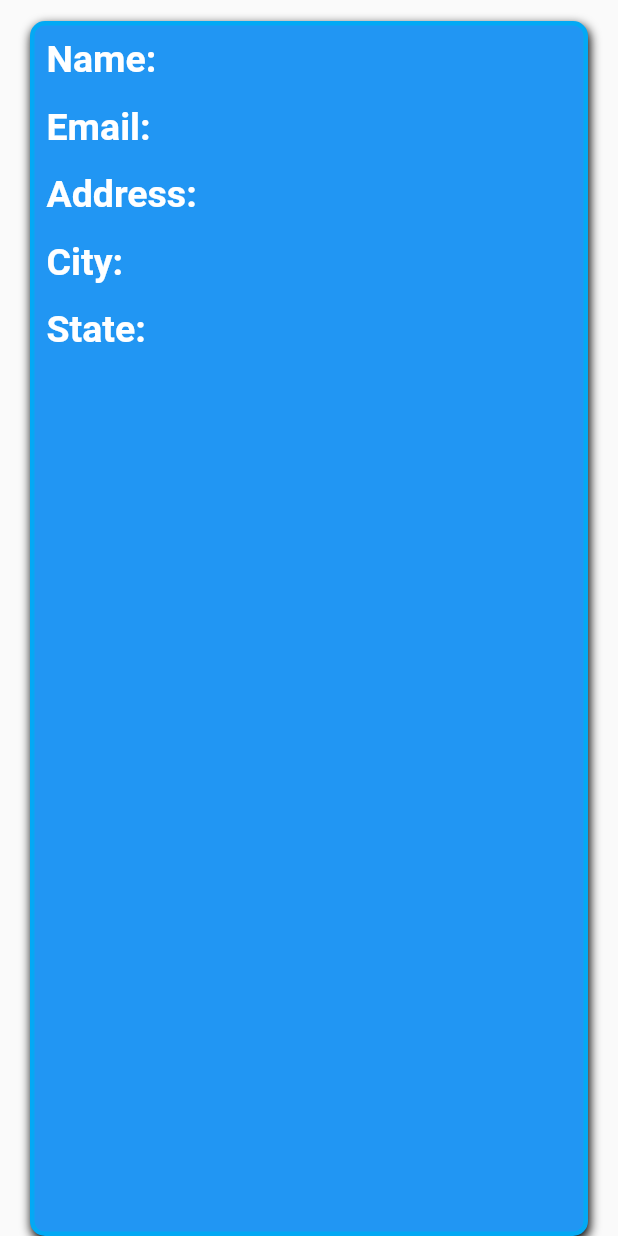
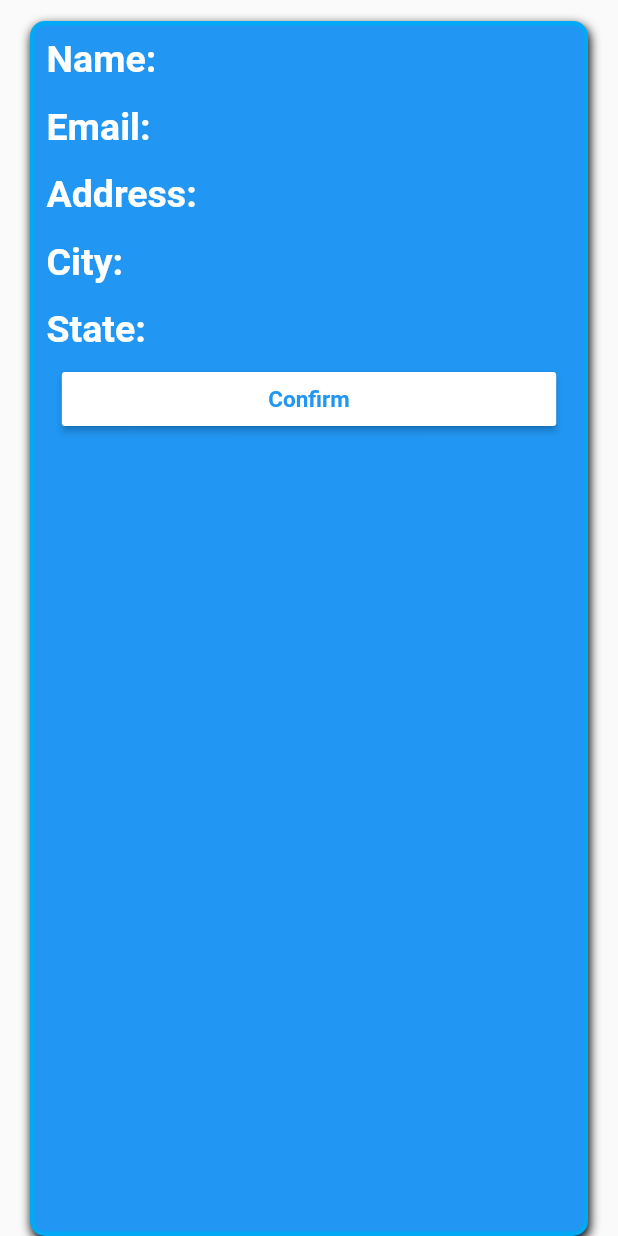
Before and after one commit to shadsheikh/JobIn, a Flutter app: the ApplicantsTile widget shown alone on an empty page, opened directly with empty values, on a phone screen of 412 x 824 dp. Run offline on Flutter 3.47's test engine with Material 2 defaults, Android fonts, the phone set to English and light mode, and no system bars; our stand-ins replace badges, cloud_firestore, connectivity, firebase_auth, firebase_core, font_awesome_flutter; missing offline and left inert: flappy_search_bar; accounts and stored records are empty.

Commit message:
Employee chat and Applicant Confirm Button

```diff
--- a/lib/services/applicants_tile.dart
+++ b/lib/services/applicants_tile.dart
@@ -6,12 +6,12 @@ import 'package:dsc_jobin/models/employer.dart';
 import 'package:dsc_jobin/Employee_View_Job.dart';
 import 'package:dsc_jobin/p6_6_Employer_Applicant.dart';
 
-class ApplicantsTile extends StatelessWidget{
+class ApplicantsTile extends StatelessWidget {
   final Applicants applicants;
   ApplicantsTile({this.applicants});
 
   @override
-  Widget build(BuildContext context){
+  Widget build(BuildContext context) {
     return Padding(
       padding: EdgeInsets.only(top: 8.0),
       child: Container(
@@ -29,7 +29,7 @@ class ApplicantsTile extends StatelessWidget{
               BoxShadow(
                   blurRadius: 5, color: Colors.black, offset: Offset(1, 3))
             ] // make rounded corner of border
-        ),
+            ),
         child: Column(
           children: [
             Table(
@@ -53,7 +53,7 @@ class ApplicantsTile extends StatelessWidget{
                     padding: const EdgeInsets.all(8.0),
                     child: Text(
                       '${applicants.name}',
-                      style: TextStyle(fontSize: 25, color: Colors.white),
+                      style: TextStyle(fontSize: 20, color: Colors.white),
                     ),
                   )
                 ]),
@@ -72,7 +72,7 @@ class ApplicantsTile extends StatelessWidget{
                     padding: const EdgeInsets.all(8.0),
                     child: Text(
                       '${applicants.email}',
-                      style: TextStyle(fontSize: 25, color: Colors.white),
+                      style: TextStyle(fontSize: 20, color: Colors.white),
                     ),
                   )
                 ]),
@@ -91,7 +91,7 @@ class ApplicantsTile extends StatelessWidget{
                     padding: const EdgeInsets.all(8.0),
                     child: Text(
                       '${applicants.address}',
-                      style: TextStyle(fontSize: 25, color: Colors.white),
+                      style: TextStyle(fontSize: 20, color: Colors.white),
                     ),
                   )
                 ]),
@@ -110,7 +110,7 @@ class ApplicantsTile extends StatelessWidget{
                     padding: const EdgeInsets.all(8.0),
                     child: Text(
                       '${applicants.city}',
-                      style: TextStyle(fontSize: 25, color: Colors.white),
+                      style: TextStyle(fontSize: 20, color: Colors.white),
                     ),
                   )
                 ]),
@@ -129,18 +129,24 @@ class ApplicantsTile extends StatelessWidget{
                     padding: const EdgeInsets.all(8.0),
                     child: Text(
                       '${applicants.state}',
-                      style: TextStyle(fontSize: 25, color: Colors.white),
+                      style: TextStyle(fontSize: 20, color: Colors.white),
                     ),
                   )
                 ]),
               ],
             ),
-
-
+            ButtonTheme(
+              minWidth: MediaQuery.of(context).size.width*0.8,
+              buttonColor: Colors.white,
+                child: RaisedButton(
+                    child: Text(
+                      'Confirm',
+                      style: TextStyle(color: Colors.blue,fontWeight: FontWeight.bold,fontSize: 15),
+                    ),
+                    onPressed: () {}))
           ],
         ),
       ),
-
     );
   }
 }
```
Also changed, not shown: lib/employer_signin.dart (+0 -8 lines), lib/p5_Employee.dart (+16 -2 lines), lib/services/created_tile.dart (+9 -10 lines).
